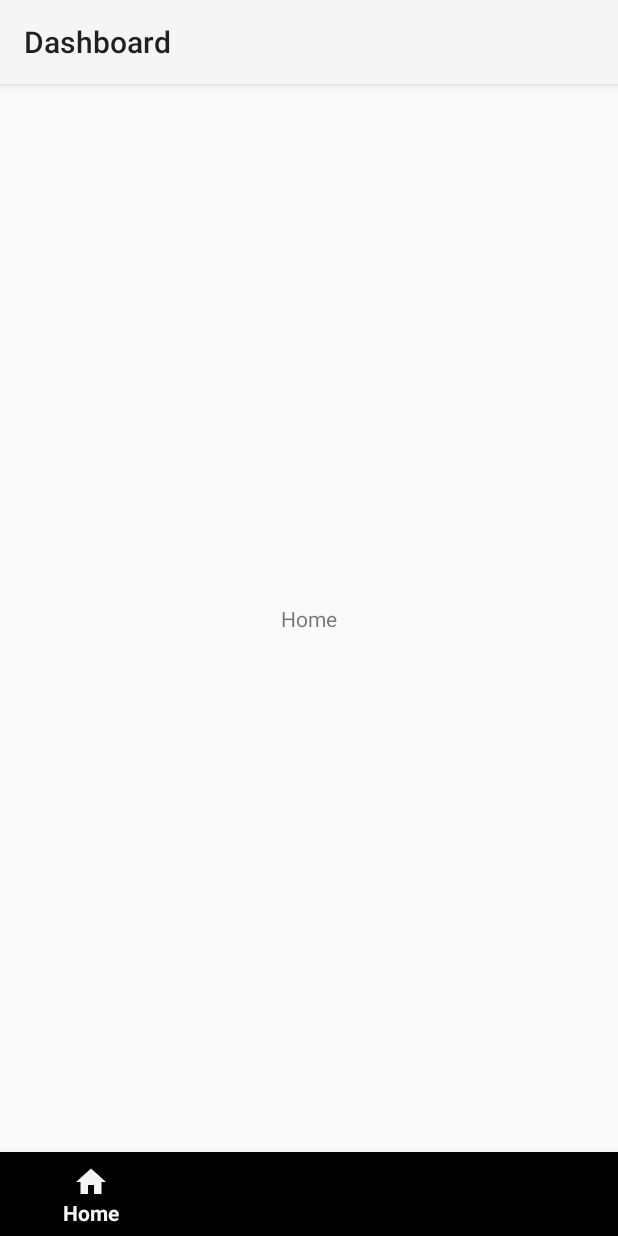
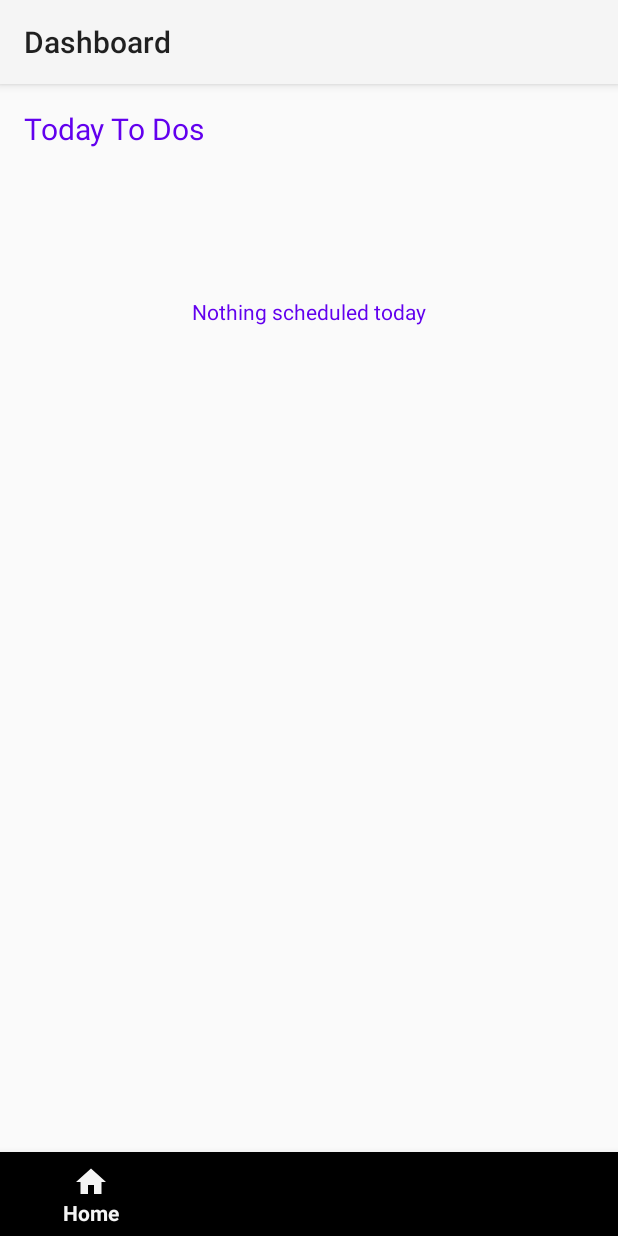
Before and after one commit to khalil211/Lifestyle, an Android app: the screen it shows after launch (MainActivity), on a phone screen of 412 x 824 dp. Run offline under Robolectric (Android 15) with nearby library versions, the phone set to English and light mode, and no system bars; our stand-ins replace Room's generated code, navigation-ui; 1 statement that could not run was skipped.

Commit message:
Added today Todos in home fragment

```diff
--- a/app/src/main/java/tn/esprit/lifestyle/dao/ToDoDao.java
+++ b/app/src/main/java/tn/esprit/lifestyle/dao/ToDoDao.java
@@ -29,4 +29,7 @@ public interface ToDoDao {
 
     @Query("SELECT * FROM ToDo WHERE reminder = 'REPEAT'")
     List<ToDo> getRepeatedToDos();
+
+    @Query("SELECT * FROM ToDo WHERE reminder = 'ONE_TIME'")
+    List<ToDo> getOneTimeToDos();
 }
--- a/app/src/main/java/tn/esprit/lifestyle/ui/home/HomeFragment.java
+++ b/app/src/main/java/tn/esprit/lifestyle/ui/home/HomeFragment.java
@@ -3,16 +3,84 @@ package tn.esprit.lifestyle.ui.home;
 import android.os.Bundle;
 
 import androidx.fragment.app.Fragment;
+import androidx.navigation.Navigation;
+import androidx.recyclerview.widget.RecyclerView;
 
 import android.view.LayoutInflater;
 import android.view.View;
 import android.view.ViewGroup;
+import android.widget.TextView;
+
+import java.util.ArrayList;
+import java.util.Calendar;
+import java.util.Date;
+import java.util.List;
+import java.util.Locale;
+import java.util.stream.Collectors;
 
 import tn.esprit.lifestyle.R;
+import tn.esprit.lifestyle.adapters.ToDoAdapter;
+import tn.esprit.lifestyle.database.LifeStyleDB;
+import tn.esprit.lifestyle.entities.Reminder;
+import tn.esprit.lifestyle.entities.ToDo;
 
 public class HomeFragment extends Fragment {
+    private LifeStyleDB db;
+    private RecyclerView toDosList;
+    private TextView toDosText;
+    private List<ToDo> todayTodos;
+    private ToDoAdapter toDoAdapter;
+
     @Override
     public View onCreateView(LayoutInflater inflater, ViewGroup container, Bundle savedInstanceState) {
-        return inflater.inflate(R.layout.fragment_home, container, false);
+        View view = inflater.inflate(R.layout.fragment_home, container, false);
+        db = LifeStyleDB.getDB(getContext());
+        toDosList = view.findViewById(R.id.toDosList);
+        toDosText = view.findViewById(R.id.toDosText);
+        todayTodos = getTodayToDos();
+        if (todayTodos.size()!=0)
+            toDosText.setVisibility(View.GONE);
+        toDoAdapter = new ToDoAdapter(todayTodos, this.getContext(), new ToDoAdapter.ClickListener() {
+            @Override
+            public void onItemClickListener(int position, View v) {
+                ToDo toDo = todayTodos.get(position);
+                toDo.setDone(!toDo.isDone());
+                toDo.setDoneDate(new Date());
+                db.toDoDao().update(toDo);
+
+            }
+
+            @Override
+            public void onItemLongClickListener(int position, View v) {
+
+            }
+        });
+        toDosList.setAdapter(toDoAdapter);
+        return view;
+    }
+
+    private List<ToDo> getTodayToDos() {
+        String day = Calendar.getInstance().getDisplayName(Calendar.DAY_OF_WEEK, 0, new Locale("en", "UK"));
+        List<ToDo> list = db.toDoDao().getOneTimeToDos().stream().filter(t -> {
+            Calendar c = Calendar.getInstance();
+            System.out.println(c.get(Calendar.DAY_OF_MONTH));
+            System.out.println(t.getDate().getDayOfMonth());
+            if (c.get(Calendar.MONTH)+1 != t.getDate().getMonthValue())
+                return false;
+            return c.get(Calendar.DAY_OF_MONTH) == t.getDate().getDayOfMonth();
+        }).collect(Collectors.toList());
+        list.addAll(db.toDoDao().getRepeatedToDos().stream().filter(t -> t.getWeekDays().contains(day)).collect(Collectors.toList()));
+        list.sort((t1, t2) -> {
+            if (t1.getReminder() == t2.getReminder())
+                return t1.getTime().compareTo(t2.getTime());
+            else {
+                if (t1.getReminder() == Reminder.ONE_TIME || t2.getReminder() == Reminder.REPEAT)
+                    return 1;
+                if (t2.getReminder() == Reminder.ONE_TIME || t1.getReminder() == Reminder.REPEAT)
+                    return -1;
+            }
+            return 0;
+        });
+        return list;
     }
 }
--- a/app/src/main/res/layout/fragment_home.xml
+++ b/app/src/main/res/layout/fragment_home.xml
@@ -6,13 +6,39 @@
     android:layout_height="match_parent"
     tools:context=".ui.home.HomeFragment">
 
+    <androidx.recyclerview.widget.RecyclerView
+        android:id="@+id/toDosList"
+        android:layout_width="match_parent"
+        android:layout_height="200dp"
+        android:layout_marginStart="1dp"
+        android:layout_marginTop="8dp"
+        android:layout_marginEnd="1dp"
+        app:layoutManager="androidx.recyclerview.widget.LinearLayoutManager"
+        app:layout_constraintEnd_toEndOf="parent"
+        app:layout_constraintHorizontal_bias="0.0"
+        app:layout_constraintStart_toStartOf="parent"
+        app:layout_constraintTop_toBottomOf="@+id/textView2" />
+
     <TextView
         android:id="@+id/textView2"
         android:layout_width="wrap_content"
         android:layout_height="wrap_content"
-        android:text="Home"
-        app:layout_constraintBottom_toBottomOf="parent"
-        app:layout_constraintEnd_toEndOf="parent"
+        android:layout_marginStart="16dp"
+        android:layout_marginTop="16dp"
+        android:text="Today To Dos"
+        android:textColor="@color/purple_500"
+        android:textSize="20sp"
         app:layout_constraintStart_toStartOf="parent"
         app:layout_constraintTop_toTopOf="parent" />
+
+    <TextView
+        android:id="@+id/toDosText"
+        android:layout_width="wrap_content"
+        android:layout_height="wrap_content"
+        android:text="Nothing scheduled today"
+        android:textColor="@color/purple_500"
+        app:layout_constraintBottom_toBottomOf="@+id/toDosList"
+        app:layout_constraintEnd_toEndOf="@+id/toDosList"
+        app:layout_constraintStart_toStartOf="@+id/toDosList"
+        app:layout_constraintTop_toTopOf="@+id/toDosList" />
 </androidx.constraintlayout.widget.ConstraintLayout>
```
